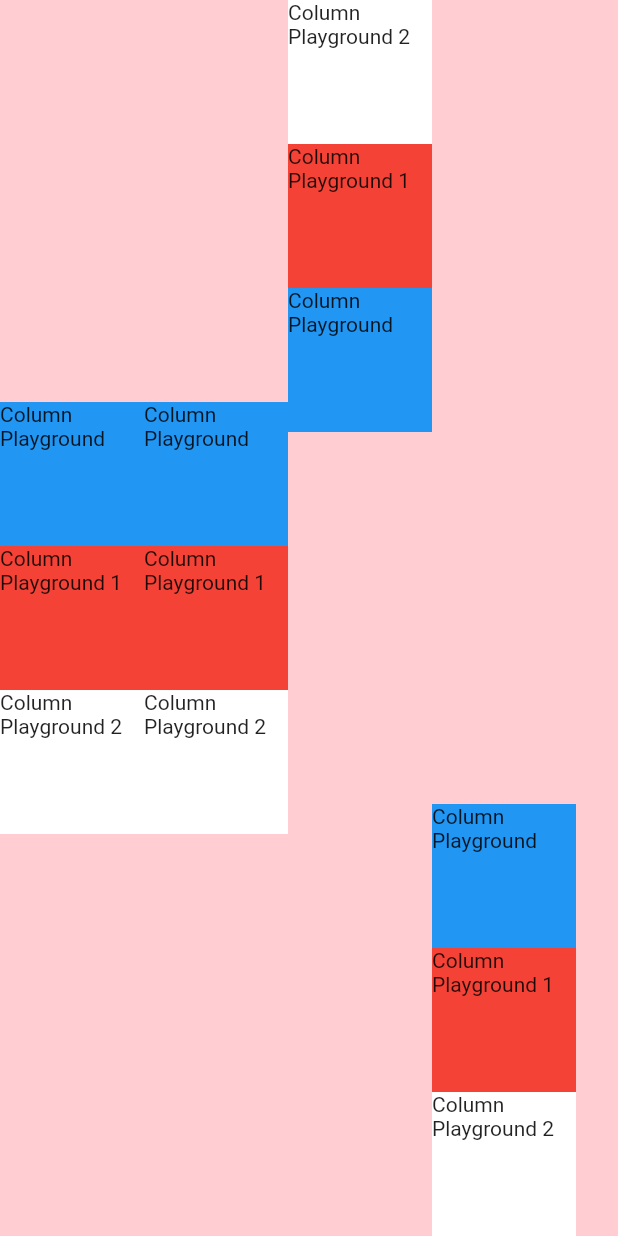
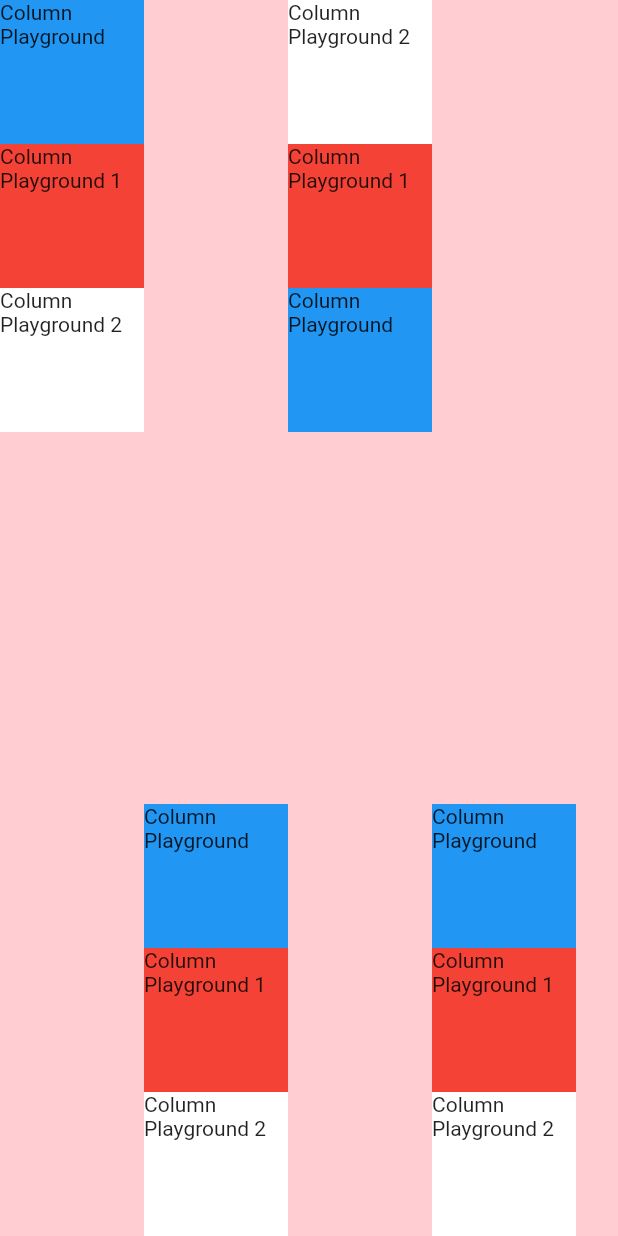
Before and after one commit to danilodequeiroz/udemy_the_complete_flutter_development_bootcamp_with_dart__widget_playgrround, a Flutter app: the screen it shows after launch, on a phone screen of 412 x 824 dp. Run offline on Flutter 3.47's test engine with Material 2 defaults, Android fonts, the phone set to English and light mode, and no system bars.

```diff
--- a/lib/column_playground.dart
+++ b/lib/column_playground.dart
@@ -15,7 +15,7 @@
               child: Row(
                 children: [
                   Column(
-                      mainAxisSize: MainAxisSize.min,
+                      mainAxisSize: MainAxisSize.max,
                       mainAxisAlignment: MainAxisAlignment.start,
                       children: [
                         for (MapEntry entry in [
@@ -26,7 +26,7 @@
                           container(index: entry.key, color: entry.value),
                       ]),
                   Column(
-                      mainAxisSize: MainAxisSize.min,
+                      mainAxisSize: MainAxisSize.max,
                       mainAxisAlignment: MainAxisAlignment.end,
                       children: [
                         for (MapEntry entry in [
```
